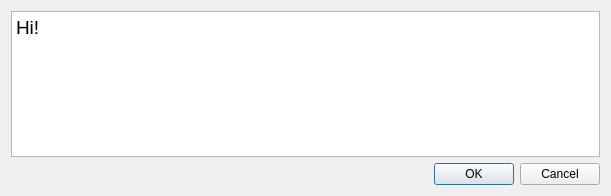
Above: src/chapter05/ks05_03/simpledialogbase.ui from hongfei163/gui before the change. Below: the same form after it.
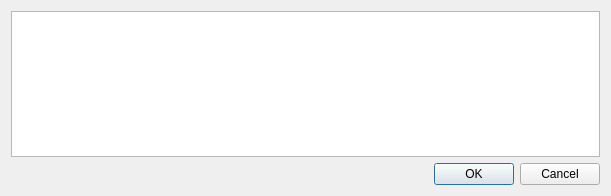
That is the form after the change.

What changed in the file:
```diff
--- a/src/chapter05/ks05_03/simpledialogbase.ui
+++ b/src/chapter05/ks05_03/simpledialogbase.ui
@@ -23,7 +23,7 @@
       </font>
      </property>
      <property name="plainText">
-      <string>Hi!</string>
+      <string/>
      </property>
     </widget>
    </item>
```
Left out of the diff: 2 changed lines with no effect on the pictures.
